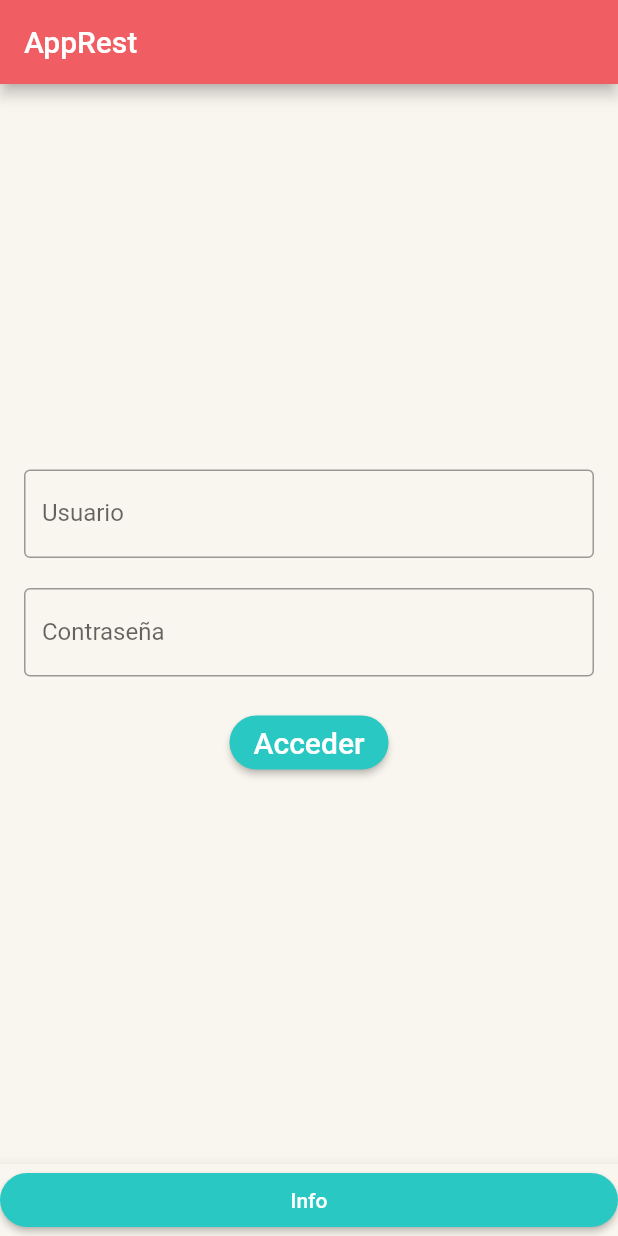
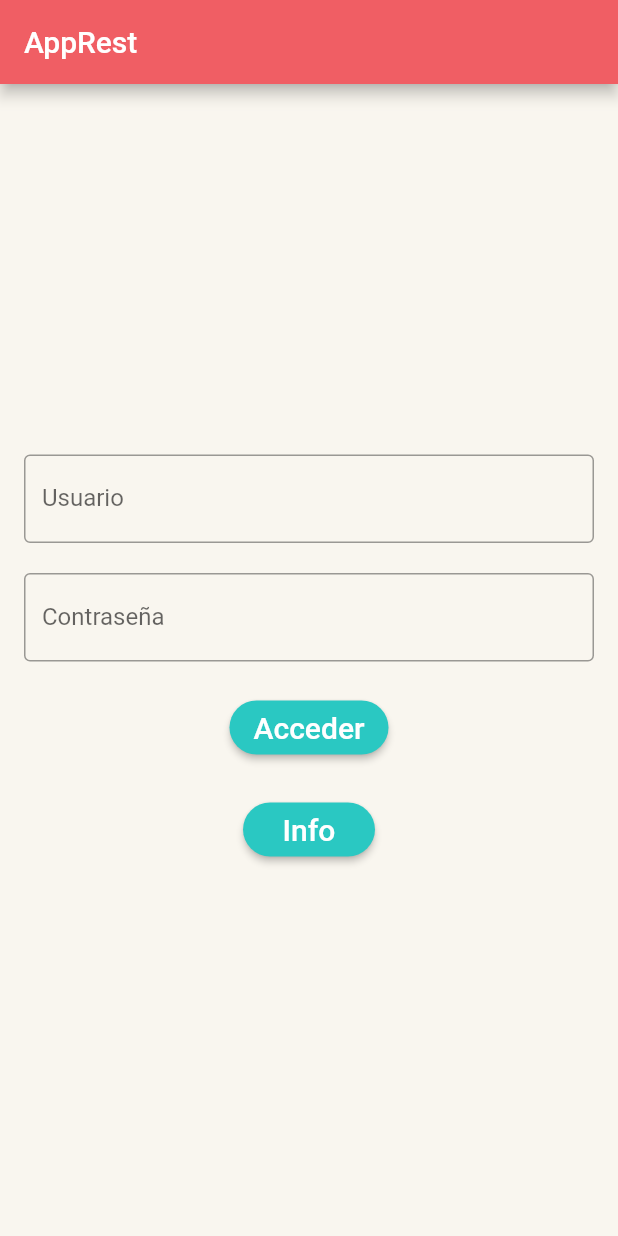
Before and after one commit to FireSoul512/Trabajo_Dart, a Flutter app: the screen it shows after launch, on a phone screen of 412 x 824 dp. Run offline on Flutter 3.47's test engine with Material 2 defaults, Android fonts, the phone set to English and light mode, and no system bars; our stand-ins replace toast.

Commit message:
Terminado
Termino we

```diff
--- a/lib/src/pages/new_page.dart
+++ b/lib/src/pages/new_page.dart
@@ -52,7 +52,6 @@ class NewPage extends StatelessWidget {
                     fontSize: 20.0
                   ),
                 ),
-
                 onPressed: (){
                   if (password == "" && user == ""){
                     Toast.show("Los campos estan vacios", context, duration: Toast.LENGTH_LONG, gravity:  Toast.CENTER);
@@ -64,25 +63,28 @@ class NewPage extends StatelessWidget {
                     Toast.show("El usuario y la contraseña no coinsiden", context, duration: Toast.LENGTH_LONG, gravity:  Toast.CENTER);
                   }
                 },
-              )
-            ],
               ),
-        ),
-
-      ),
-      bottomNavigationBar: BottomAppBar(
-        color: Color.fromRGBO(249, 246, 239, 1),
-        child: RaisedButton(
+              SizedBox(height: 20),
+              RaisedButton(
                 color: Color.fromRGBO(42, 200, 194, 1),
                 textColor: Colors.white,
                 shape: StadiumBorder(),
-          child: Text("Info"),
+                child: Text(
+                  "Info",
+                  style: TextStyle(
+                    fontSize: 20.0
+                  ),
+                ),
                 onPressed: (){
                   Navigator.of(context).push(MaterialPageRoute(
                     builder: (context) => Info_Developer(),
                   ));
                 },
               ),
+            ],
+          ),
+        ),
+
       ),
     );
   }
```
Lines whose indentation alone changed are shown as unchanged.
